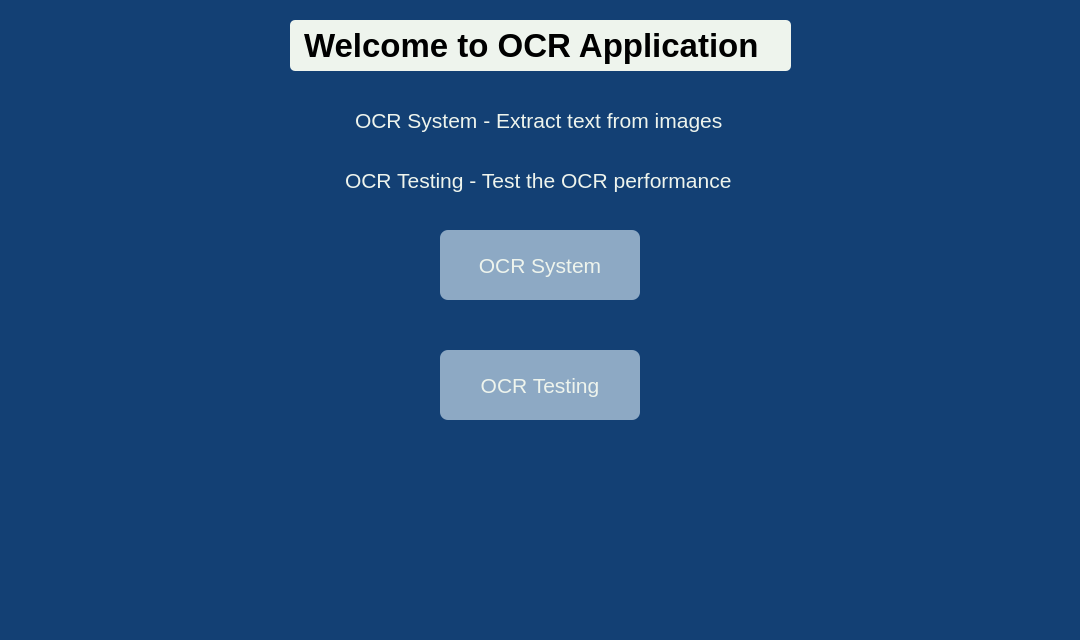
First picture: the form in main_win.ui, repository Zachve4037/OCR_App, before the edit.
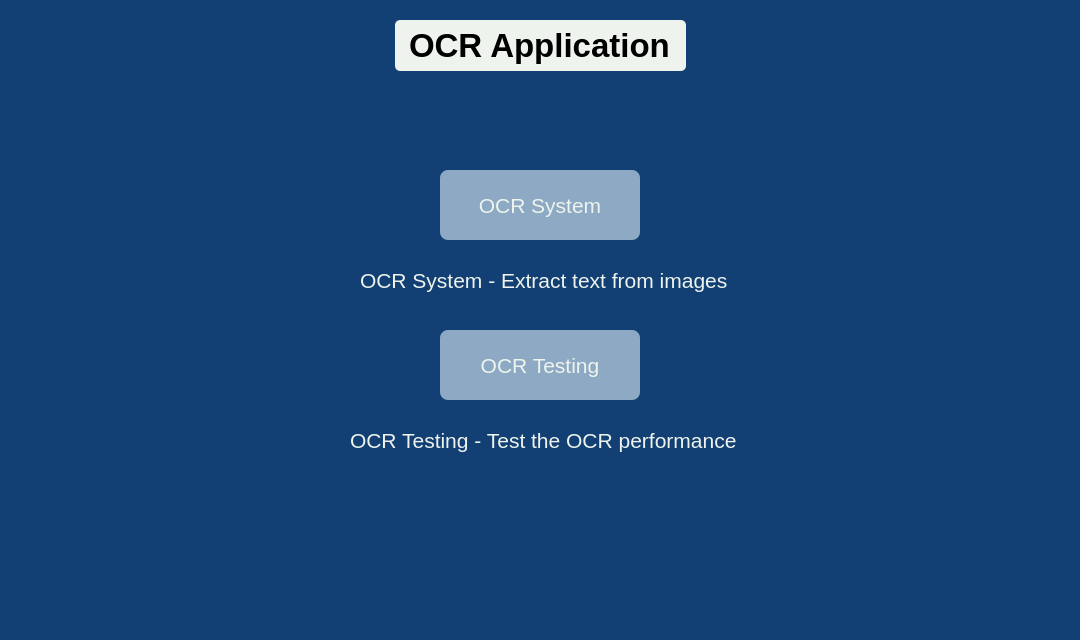
Second picture: the form after the edit.

Commit message: upload image / annotation changedo to open, deletion of Welcome to, layout change in main screen

```diff
--- a/main_win.ui
+++ b/main_win.ui
@@ -20,9 +20,9 @@
    <widget class="QLabel" name="label">
     <property name="geometry">
      <rect>
-      <x>290</x>
+      <x>395</x>
       <y>20</y>
-      <width>501</width>
+      <width>291</width>
       <height>51</height>
      </rect>
     </property>
@@ -43,14 +43,14 @@
      <string notr="true">color: black; background-color: #eef4ed; padding: 5px; border-radius: 5px; text-align: center;</string>
     </property>
     <property name="text">
-     <string>Welcome to OCR Application</string>
+     <string>OCR Application</string>
     </property>
    </widget>
    <widget class="QLabel" name="description1">
     <property name="geometry">
      <rect>
-      <x>355</x>
-      <y>100</y>
+      <x>360</x>
+      <y>260</y>
       <width>371</width>
       <height>41</height>
      </rect>
@@ -72,8 +72,8 @@
    <widget class="QLabel" name="description2">
     <property name="geometry">
      <rect>
-      <x>345</x>
-      <y>160</y>
+      <x>350</x>
+      <y>420</y>
       <width>391</width>
       <height>41</height>
      </rect>
@@ -96,7 +96,7 @@
     <property name="geometry">
      <rect>
       <x>440</x>
-      <y>230</y>
+      <y>170</y>
       <width>200</width>
       <height>70</height>
      </rect>
@@ -117,7 +117,7 @@
     <property name="geometry">
      <rect>
       <x>440</x>
-      <y>350</y>
+      <y>330</y>
       <width>200</width>
       <height>70</height>
      </rect>
```
The commit also changes 2 other files.
